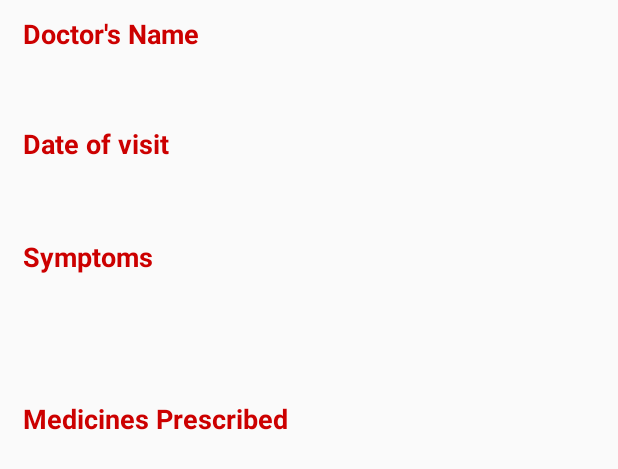
After one commit to grvsharma1810/Patient_Mangement-masterU-master, an Android app: the layout patient_history.xml on its own in the app's theme, with its tools: preview values and no code run, on a phone screen of 412 x 824 dp. The commit adds this screen. Shown: the top 469 px of the screen. Run offline under Robolectric (Android 15) with nearby library versions, the phone set to English and light mode, and no system bars.

Commit message:
Added UI for Listview in Particular_patient

```diff
--- a/app/src/main/java/com/example/patientmangement/Particular_Patient.java
+++ b/app/src/main/java/com/example/patientmangement/Particular_Patient.java
@@ -10,13 +10,15 @@ import android.widget.Toast;
 
 import org.w3c.dom.Text;
 
+import java.util.ArrayList;
+
 public class Particular_Patient extends AppCompatActivity {
 
 
     Button dbutton;
     com.example.patientmangement.mDatabaseHelper db;
     String s;
-
+    ArrayList<visit_details>  list= new ArrayList<>();
 
 
     @Override
@@ -45,6 +47,5 @@ public class Particular_Patient extends AppCompatActivity {
         Intent iiii=new Intent(getApplicationContext(),addVisit.class);
         iiii.putExtra("name", s);
         startActivity(iiii);
-
     }
 }
--- a/app/src/main/java/com/example/patientmangement/addVisit.java
+++ b/app/src/main/java/com/example/patientmangement/addVisit.java
@@ -40,14 +40,14 @@ public class addVisit extends AppCompatActivity {
         }
         ContentValues values = new ContentValues();
         values.put("DOCNAME",name);
-         values.put("DATEE",date);
+        values.put("DATEE",date);
         values.put("SYMPTOMS",sympo);
         values.put("MEDICINES",medicines);
         SQLiteDatabase db = helper.getWritableDatabase();
         int r=db.update("PATIENT_DETAILS", values, "NAME = ?", new String[]{namep});;
         if(r>0)
         {
-            Toast.makeText(getApplicationContext(), namep + "  Updated", Toast.LENGTH_SHORT).show();
+            Toast.makeText(getApplicationContext(), namep + " Updated", Toast.LENGTH_SHORT).show();
         }
         else
         {
--- /dev/null
+++ b/app/src/main/java/com/example/patientmangement/visit_details.java
@@ -0,0 +1,16 @@
+package com.example.patientmangement;
+
+public class visit_details {
+    public String doctor_name;
+    public String date;
+    public String symptoms;
+    public String medicines;
+
+    public visit_details(String doctor_name, String date, String symptoms, String medicines)
+    {
+        this.doctor_name=doctor_name;
+        this.date=date;
+        this.symptoms=symptoms;
+        this.medicines=medicines;
+    }
+}
--- a/app/src/main/res/layout/activity_particular__patient.xml
+++ b/app/src/main/res/layout/activity_particular__patient.xml
@@ -66,7 +66,7 @@
         app:layout_constraintVertical_bias="1.0" />
 
     <ListView
-        android:id="@+id/listOfvisits "
+        android:id="@+id/listOfvisits"
         android:layout_width="395dp"
         android:layout_height="361dp"
         android:layout_marginStart="8dp"
--- /dev/null
+++ b/app/src/main/res/layout/patient_history.xml
@@ -0,0 +1,76 @@
+<?xml version="1.0" encoding="utf-8"?>
+<LinearLayout xmlns:android="http://schemas.android.com/apk/res/android"
+    android:orientation="vertical" android:layout_width="match_parent"
+    android:layout_height="match_parent">
+
+    <TextView
+        android:layout_width="wrap_content"
+        android:layout_height="wrap_content"
+        android:layout_marginLeft="15dp"
+        android:layout_marginTop="10dp"
+        android:text="Doctor's Name"
+        android:textColor="@android:color/holo_red_dark"
+        android:textSize="18sp"
+        android:textStyle="bold" />
+
+    <TextView
+        android:id="@+id/doctor_name"
+        android:layout_width="match_parent"
+        android:layout_height="33dp"
+        android:layout_marginLeft="15dp"
+        android:layout_marginTop="5dp"
+        android:layout_marginRight="15dp" />
+
+    <TextView
+        android:layout_width="wrap_content"
+        android:layout_height="wrap_content"
+        android:layout_marginLeft="15dp"
+        android:layout_marginTop="10dp"
+        android:text="Date of visit"
+        android:textColor="@android:color/holo_red_dark"
+        android:textSize="18sp"
+        android:textStyle="bold" />
+
+    <TextView
+        android:id="@+id/date"
+        android:layout_width="match_parent"
+        android:layout_height="35dp"
+        android:layout_marginLeft="15dp"
+        android:layout_marginTop="5dp"
+        android:layout_marginRight="15dp" />
+    <TextView
+        android:layout_width="wrap_content"
+        android:layout_height="wrap_content"
+        android:layout_marginLeft="15dp"
+        android:layout_marginTop="10dp"
+        android:text="Symptoms"
+        android:textColor="@android:color/holo_red_dark"
+        android:textSize="18sp"
+        android:textStyle="bold" />
+
+    <TextView
+        android:id="@+id/symptoms"
+        android:layout_width="match_parent"
+        android:layout_height="68dp"
+        android:layout_marginLeft="15dp"
+        android:layout_marginTop="5dp"
+        android:layout_marginRight="15dp" />
+    <TextView
+        android:layout_width="wrap_content"
+        android:layout_height="wrap_content"
+        android:layout_marginLeft="15dp"
+        android:layout_marginTop="10dp"
+        android:text="Medicines Prescribed"
+        android:textColor="@android:color/holo_red_dark"
+        android:textSize="18sp"
+        android:textStyle="bold" />
+
+    <TextView
+        android:id="@+id/medicines"
+        android:layout_width="match_parent"
+        android:layout_height="77dp"
+        android:layout_marginLeft="15dp"
+        android:layout_marginTop="5dp"
+        android:layout_marginRight="15dp" />
+
+</LinearLayout>
```
